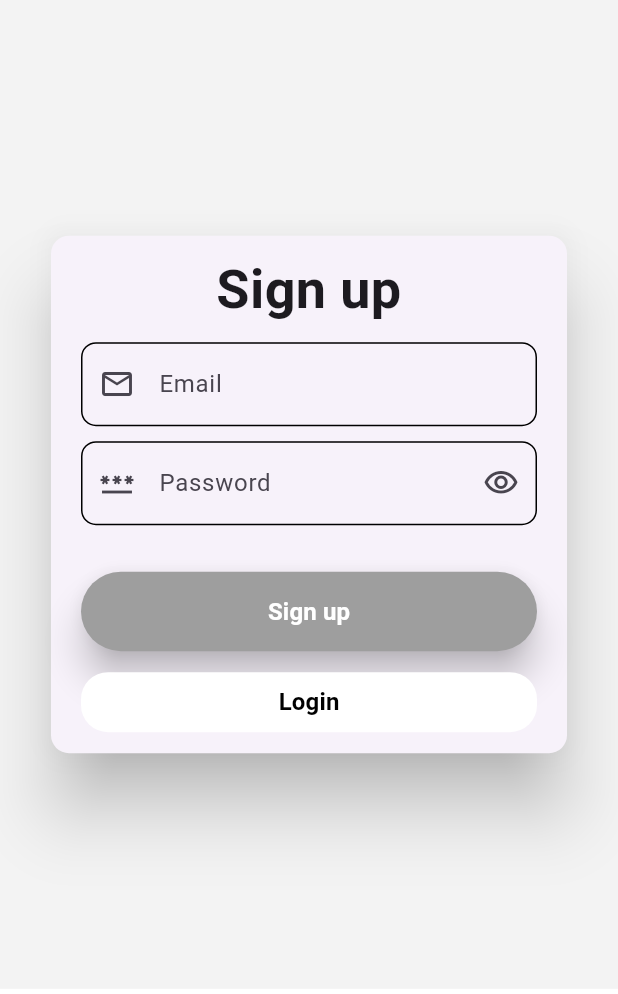
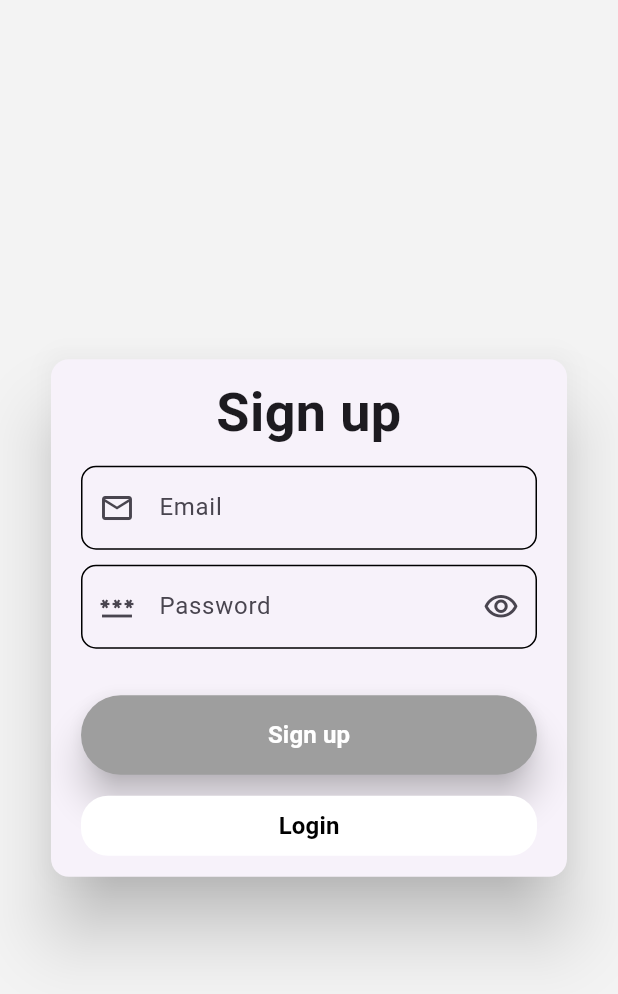
Before and after one commit to AYOPELUMI/Quotes_App, a Flutter app: the screen it shows after launch, after a tap on "Login", after a tap on "Sign up", on a phone screen of 412 x 824 dp. Shown: the top 994 px of the screen. Run offline on Flutter 3.47's test engine with Material 3 defaults, Android fonts, the phone set to English and light mode, and no system bars; our stand-ins replace dio, firebase_auth, firebase_core, fluttertoast, get; accounts and stored records are empty.

Commit message:
made some adjustment

```diff
--- a/lib/Screens/login_screen.dart
+++ b/lib/Screens/login_screen.dart
@@ -53,7 +53,7 @@ class _LoginScreenState extends State<LoginScreen> {
         child: GetBuilder<LoginController>(
           init: Get.find<LoginController>(),
           builder: (controller) => Container(
-            height:MediaQuery.of(context).size.height *0.8,
+            height:MediaQuery.of(context).size.height,
             color: Color(0xFFF3F3F3),
         padding: const EdgeInsets.fromLTRB(30.0, 0.0, 30.0, 00.0),
         child: Column(
--- a/lib/Screens/signup_screen.dart
+++ b/lib/Screens/signup_screen.dart
@@ -49,7 +49,7 @@ class _SignupScreenState extends State<SignupScreen> {
         child: GetBuilder<SignupController>(
           init: Get.find<SignupController>(),
           builder: (controller) => Container(
-            height:MediaQuery.of(context).size.height*0.8,
+            height:MediaQuery.of(context).size.height,
             color: Color(0xFFF3F3F3),
         padding: const EdgeInsets.fromLTRB(30.0, 0, 30.0, 0),
         child: Column(
```
